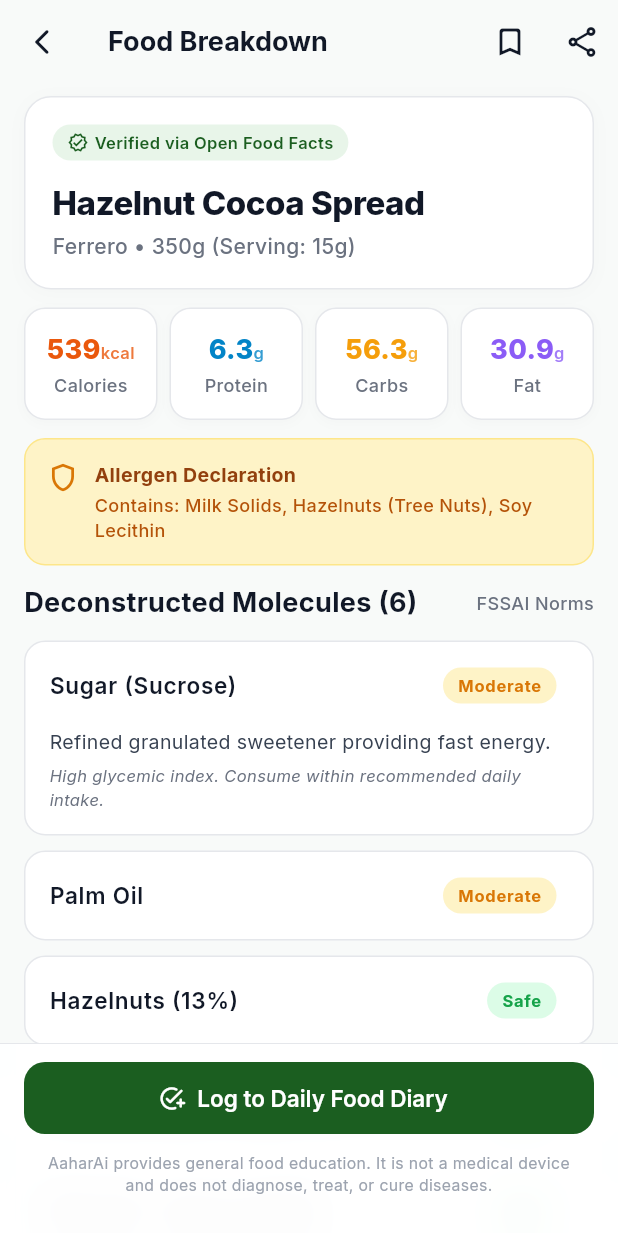
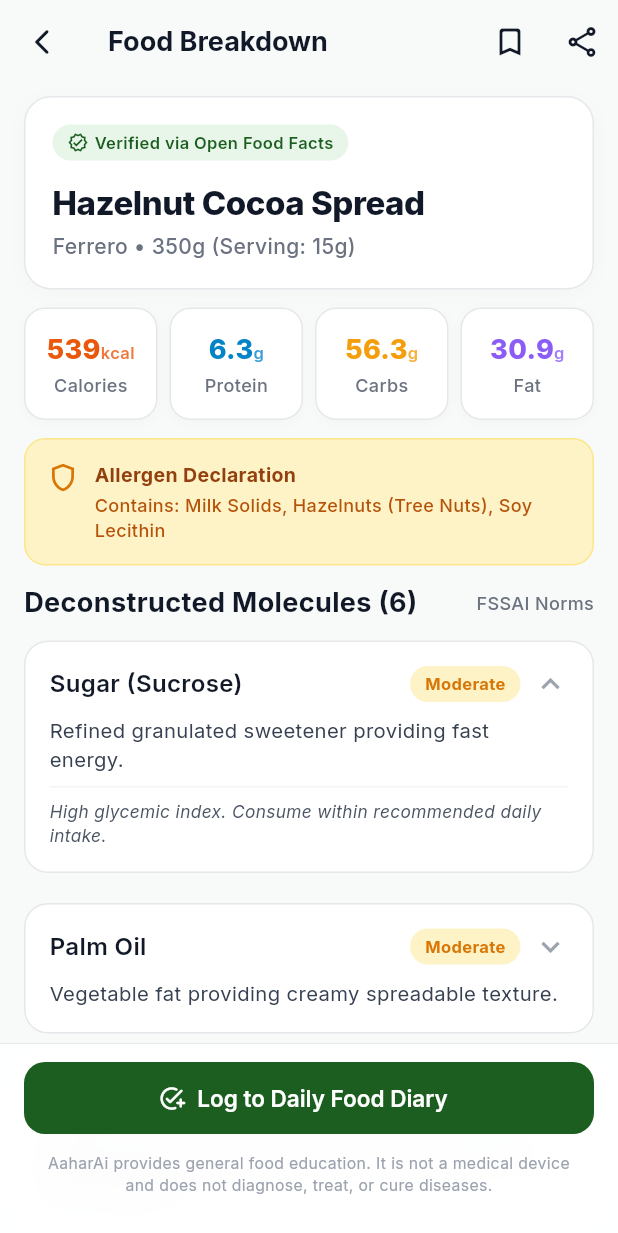
Before and after one commit to anubhav7773/AaharAI, a Flutter app: the FoodAnalysisScreen screen opened by its route, after a tap on "Sugar (Sucrose)", on a phone screen of 412 x 824 dp. Shown: the top 1233 px of the screen. Run offline on Flutter 3.47's test engine with Material 3 defaults, Android fonts, the phone set to English and light mode, and no system bars; our stand-ins replace camera, dio, flutter_riverpod, go_router, google_fonts, google_sign_in and 2 more; missing offline and left inert: mobile_scanner; accounts and stored records are empty.

Commit message:
feat(mobile): add food breakdown molecule cards
Extract expandable ingredient transparency cards into a reusable analysis widget and add coverage for product identity, macros, allergens, safety badges, expansion, and diary CTA.

Co-authored-by: Copilot <223556219+Copilot@users.noreply.github.com>

```diff
--- a/mobile/lib/features/analysis/presentation/food_analysis_screen.dart
+++ b/mobile/lib/features/analysis/presentation/food_analysis_screen.dart
@@ -7,8 +7,8 @@ import '../models/food_analysis_model.dart';
 import '../../../core/theme/app_theme.dart';
 import '../../../shared/widgets/macro_pill_card.dart';
 import '../../../shared/widgets/allergen_alert_card.dart';
-import '../../../shared/widgets/safety_badge.dart';
 import '../../../shared/widgets/health_disclaimer_footer.dart';
+import 'widgets/molecule_card.dart';
 
 class FoodAnalysisScreen extends StatefulWidget {
   final FoodAnalysisResponse? analysis;
@@ -26,7 +26,6 @@ class FoodAnalysisScreen extends StatefulWidget {
 
 class _FoodAnalysisScreenState extends State<FoodAnalysisScreen> {
   late FoodAnalysisResponse _data;
-  final Set<int> _expandedIndices = {};
 
   @override
   void initState() {
@@ -387,83 +386,7 @@ class _FoodAnalysisScreenState extends State<FoodAnalysisScreen> {
             separatorBuilder: (_, __) => const SizedBox(height: 10),
             itemBuilder: (context, index) {
               final item = _data.ingredients[index];
-              final isExpanded = _expandedIndices.contains(index);
-
-              IngredientSafety safety;
-              switch (item.category) {
-                case SafetyCategory.safe:
-                  safety = IngredientSafety.safe;
-                  break;
-                case SafetyCategory.moderate:
-                  safety = IngredientSafety.moderate;
-                  break;
-                case SafetyCategory.avoid:
-                  safety = IngredientSafety.avoid;
-                  break;
-              }
-
-              return Container(
-                decoration: BoxDecoration(
-                  color: Colors.white,
-                  borderRadius: BorderRadius.circular(14),
-                  border: Border.all(color: AaharTheme.borderGrey),
-                ),
-                child: Theme(
-                  data: Theme.of(context).copyWith(
-                    dividerColor: Colors.transparent,
-                  ),
-                  child: ExpansionTile(
-                    initiallyExpanded: isExpanded,
-                    onExpansionChanged: (expanded) {
-                      setState(() {
-                        if (expanded) {
-                          _expandedIndices.add(index);
-                        } else {
-                          _expandedIndices.remove(index);
-                        }
-                      });
-                    },
-                    title: Text(
-                      item.name,
-                      style: GoogleFonts.inter(
-                        fontSize: 15,
-                        fontWeight: FontWeight.w600,
-                        color: AaharTheme.textHeadline,
-                      ),
-                    ),
-                    trailing: SafetyBadge(safety: safety),
-                    children: [
-                      Padding(
-                        padding: const EdgeInsets.fromLTRB(16, 0, 16, 14),
-                        child: Column(
-                          crossAxisAlignment: CrossAxisAlignment.start,
-                          children: [
-                            Text(
-                              item.simpleExplanation,
-                              style: GoogleFonts.inter(
-                                fontSize: 13,
-                                height: 1.4,
-                                color: AaharTheme.textBody,
-                              ),
-                            ),
-                            if (item.healthNote.isNotEmpty) ...[
-                              const SizedBox(height: 6),
-                              Text(
-                                item.healthNote,
-                                style: GoogleFonts.inter(
-                                  fontSize: 11,
-                                  fontStyle: FontStyle.italic,
-                                  color: AaharTheme.textMuted,
-                                ),
-                              ),
-                            ],
-                          ],
-                        ),
-                      ),
-                    ],
-                  ),
-                ),
-              );
+              return MoleculeCard(molecule: item);
             },
           ),
       ],
--- /dev/null
+++ b/mobile/lib/features/analysis/presentation/widgets/molecule_card.dart
@@ -0,0 +1,98 @@
+import 'package:flutter/material.dart';
+
+import '../../../../shared/widgets/safety_badge.dart';
+import '../../models/food_analysis_model.dart';
+
+class MoleculeCard extends StatefulWidget {
+  final IngredientItem molecule;
+
+  const MoleculeCard({super.key, required this.molecule});
+
+  @override
+  State<MoleculeCard> createState() => _MoleculeCardState();
+}
+
+class _MoleculeCardState extends State<MoleculeCard> {
+  bool _isExpanded = false;
+
+  @override
+  Widget build(BuildContext context) {
+    final molecule = widget.molecule;
+    return Container(
+      margin: const EdgeInsets.only(bottom: 10),
+      decoration: BoxDecoration(
+        color: Colors.white,
+        borderRadius: BorderRadius.circular(16),
+        border: Border.all(color: const Color(0xFFE5E7EB)),
+      ),
+      child: InkWell(
+        borderRadius: BorderRadius.circular(16),
+        onTap: () => setState(() => _isExpanded = !_isExpanded),
+        child: Padding(
+          padding: const EdgeInsets.all(16),
+          child: Column(
+            crossAxisAlignment: CrossAxisAlignment.start,
+            children: [
+              Row(
+                children: [
+                  Expanded(
+                    child: Text(
+                      molecule.name,
+                      style: const TextStyle(
+                        fontSize: 16,
+                        fontWeight: FontWeight.w600,
+                        color: Color(0xFF111827),
+                      ),
+                    ),
+                  ),
+                  SafetyBadge(safety: _badgeSafety(molecule.category)),
+                  const SizedBox(width: 8),
+                  Icon(
+                    _isExpanded
+                        ? Icons.keyboard_arrow_up
+                        : Icons.keyboard_arrow_down,
+                    color: const Color(0xFF9CA3AF),
+                  ),
+                ],
+              ),
+              const SizedBox(height: 10),
+              Text(
+                molecule.simpleExplanation,
+                style: const TextStyle(
+                  fontSize: 13.5,
+                  height: 1.4,
+                  color: Color(0xFF374151),
+                ),
+              ),
+              if (_isExpanded && molecule.healthNote.isNotEmpty) ...[
+                const Padding(
+                  padding: EdgeInsets.symmetric(vertical: 8),
+                  child: Divider(color: Color(0xFFF3F4F6), height: 1),
+                ),
+                Text(
+                  molecule.healthNote,
+                  style: const TextStyle(
+                    fontSize: 11.5,
+                    fontStyle: FontStyle.italic,
+                    color: Color(0xFF4B5563),
+                  ),
+                ),
+              ],
+            ],
+          ),
+        ),
+      ),
+    );
+  }
+
+  IngredientSafety _badgeSafety(SafetyCategory category) {
+    switch (category) {
+      case SafetyCategory.safe:
+        return IngredientSafety.safe;
+      case SafetyCategory.moderate:
+        return IngredientSafety.moderate;
+      case SafetyCategory.avoid:
+        return IngredientSafety.avoid;
+    }
+  }
+}
```
Also changed, not shown: 1 other file.
